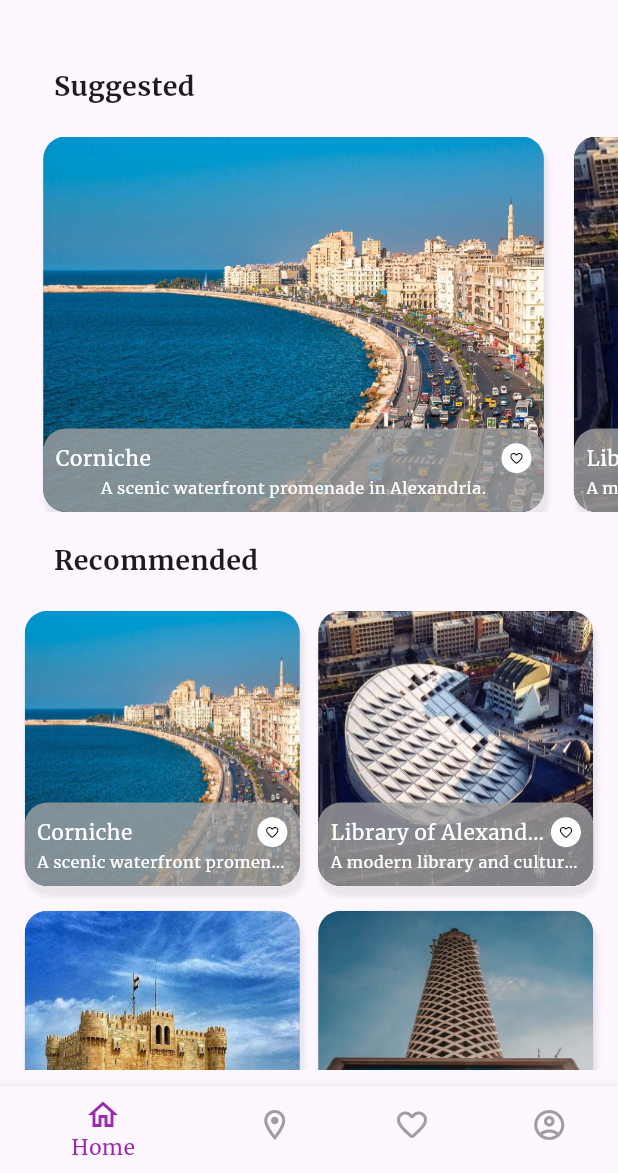
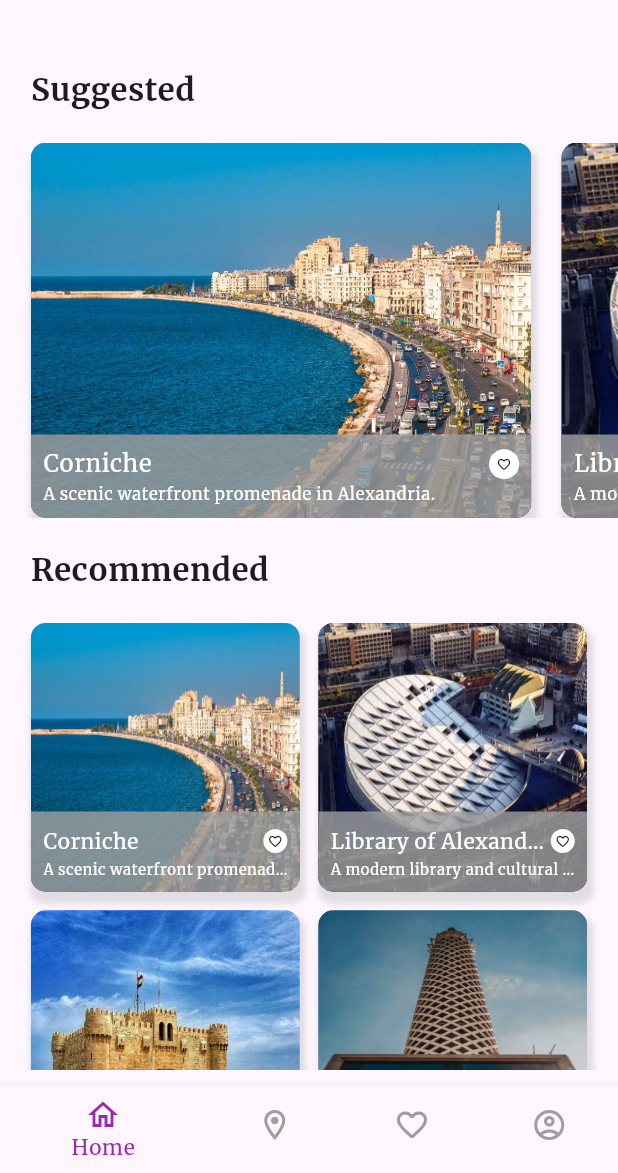
Before and after one commit to emadmoenes/Egypt-Tourist-Guide, a Flutter app: the HomeScreen screen opened by its route, on a phone screen of 412 x 824 dp, the part 63-1236 px from its top. Run offline on Flutter 3.47's test engine with Material 3 defaults, Android fonts, the phone set to English and light mode, and no system bars; our stand-ins replace easy_localization, flutter_bloc, shared_preferences; accounts and stored records are empty.

Commit message:
Edit in UI

```diff
--- a/lib/controllers/home_controller/home_cubit.dart
+++ b/lib/controllers/home_controller/home_cubit.dart
@@ -6,16 +6,15 @@ import 'package:flutter_bloc/flutter_bloc.dart';
 class HomeCubit extends Cubit<HomeStates> {
   HomeCubit() : super(HomeInitialState());
   int currentPageIndex = 0;
-  List<PlacesModel> get places => PLACES;
 
   void fetchHomeData() {
     emit(HomeLoadingState());
     emit(HomeSuccessState(data: PLACES));
   }
 
-  void togglingFavourite({required PlacesModel place,required bool isArabic}) {
+  void togglingFavourite({required PlacesModel place, required bool isArabic}) {
     final index = PLACES.indexWhere((p) => p.id == place.id);
-    if(isArabic){
+    if (isArabic) {
       ARABICPLACES[index].isFav = !ARABICPLACES[index].isFav;
       emit(HomeSuccessState(data: ARABICPLACES));
     }
@@ -24,4 +23,9 @@ class HomeCubit extends Cubit<HomeStates> {
       emit(HomeSuccessState(data: PLACES));
     }
   }
+
+  void changePageIndex(int index) {
+    currentPageIndex = index;
+    emit(BottomNavigationChangedState());
+  }
 }
--- a/lib/controllers/home_controller/home_states.dart
+++ b/lib/controllers/home_controller/home_states.dart
@@ -8,7 +8,10 @@ class HomeLoadingState extends HomeStates {}
 
 class HomeSuccessState extends HomeStates {
   final List<PlacesModel> data;
+
   HomeSuccessState({required this.data});
 }
 
 class HomeErrorState extends HomeStates {}
+
+class BottomNavigationChangedState extends HomeStates {}
--- a/lib/core/lang/ar.json
+++ b/lib/core/lang/ar.json
@@ -29,7 +29,7 @@
   "app_title": "دليل السياحة في مصر",
   "favorites_title": "المفضلة",
   "places_title": "الأماكن",
-  "settings_title": "الإعدادات",
+  "settings_title": "الملف الشخصي",
   "home": "الرئيسية",
   "liked": "المفضلة",
   "places": "معالم المحافظة",
--- a/lib/core/lang/en.json
+++ b/lib/core/lang/en.json
@@ -29,7 +29,7 @@
   "app_title": "Egypt Tourist Guide",
   "favorites_title": "Favourites",
   "places_title": "Places",
-  "settings_title": "Settings",
+  "settings_title": "Profile",
   "home": "Home",
   "liked": "Favourites",
   "places": "Governorates landmarks",
--- a/lib/main.dart
+++ b/lib/main.dart
@@ -38,7 +38,7 @@ class MyApp extends StatelessWidget {
         supportedLocales: context.supportedLocales,
         locale: context.locale,
         onGenerateRoute: onGenerateRoute,
-        home: const SignupScreen(),
+        home: const HomeScreen(),
       ),
     );
   }
--- a/lib/views/favorites/favorites_screen.dart
+++ b/lib/views/favorites/favorites_screen.dart
@@ -3,43 +3,37 @@ import 'package:flutter/material.dart';
 import 'package:egypt_tourist_guide/views/widgets/place_card.dart';
 import 'package:easy_localization/easy_localization.dart';
 
-class FavoritesScreen extends StatefulWidget {
+class FavoritesScreen extends StatelessWidget {
   const FavoritesScreen({super.key});
 
   @override
-  State<FavoritesScreen> createState() => _FavoritesScreenState();
-}
-
-class _FavoritesScreenState extends State<FavoritesScreen> {
-  @override
   Widget build(BuildContext context) {
-    final favoritePlaces =  context.locale.toString() == 'ar' ?
-        ARABICPLACES.where((place) => place.isFav).toList():
-        PLACES.where((place) => place.isFav).toList();
-
+    final favoritePlaces = context.locale.toString() == 'ar'
+        ? ARABICPLACES.where((place) => place.isFav).toList()
+        : PLACES.where((place) => place.isFav).toList();
+    double width = MediaQuery.sizeOf(context).width;
     return Scaffold(
       body: SafeArea(
         child: Column(
           mainAxisAlignment: MainAxisAlignment.center,
           children: [
-            if (favoritePlaces.isEmpty)
-              Center(
+            (favoritePlaces.isEmpty)
+                ? Center(
                     child: Text('no_favorites'.tr()),
                   )
-            else
-              Expanded(
+                : Expanded(
                     child: ListView.builder(
                       itemCount: favoritePlaces.length,
                       itemBuilder: (context, index) {
                         final place = favoritePlaces[index];
                         return Padding(
-                      padding: const EdgeInsets.all(8.0),
+                          padding: EdgeInsets.symmetric(
+                            horizontal: width * 0.05,
+                            vertical: width * 0.02,
+                          ),
                           child: PlaceCard(
                             place: place,
                             isWide: true,
-                        onFavoriteToggled: () {
-                          setState(() {});
-                        },
                           ),
                         );
                       },
--- a/lib/views/home/home_screen.dart
+++ b/lib/views/home/home_screen.dart
@@ -1,4 +1,5 @@
 import 'package:egypt_tourist_guide/controllers/home_controller/home_cubit.dart';
+import 'package:egypt_tourist_guide/controllers/home_controller/home_states.dart';
 import 'package:egypt_tourist_guide/models/screen_model.dart';
 import 'package:egypt_tourist_guide/views/favorites/favorites_screen.dart';
 import 'package:egypt_tourist_guide/views/governorates/governorates_screen.dart';
@@ -15,7 +16,7 @@ class HomeScreen extends StatefulWidget {
   // List of different screens using Screen Model
   static List<ScreenModel> get screens => [
         ScreenModel(title: 'app_title'.tr(), body: HomeScreenBody()),
-        ScreenModel(title: 'places_title'.tr(), body: GovernoratesScreen()),
+        ScreenModel(title: 'governorates'.tr(), body: GovernoratesScreen()),
         ScreenModel(title: 'favorites_title'.tr(), body: FavoritesScreen()),
         ScreenModel(title: 'settings_title'.tr(), body: ProfileScreen()),
       ];
@@ -25,20 +26,18 @@ class HomeScreen extends StatefulWidget {
 }
 
 class _HomeScreenState extends State<HomeScreen> {
-  settingState() {
-    setState(() {});
-  }
-
   @override
   Widget build(BuildContext context) {
     final HomeCubit homeCubit = BlocProvider.of<HomeCubit>(context);
     return Scaffold(
-        bottomNavigationBar: AppBottomNavigationBar(
-          settingState: settingState,
-        ),
+      bottomNavigationBar: AppBottomNavigationBar(),
       appBar: AppBar(
-          title: Text(
+          title: BlocBuilder<HomeCubit, HomeStates>(
+            builder: (context, state) {
+              return Text(
                 HomeScreen.screens[homeCubit.currentPageIndex].title,
+              );
+            },
           ),
           actions: [
             IconButton(
@@ -51,11 +50,16 @@ class _HomeScreenState extends State<HomeScreen> {
                 context.setLocale(newLocale);
               },
             ),
-            ]
-        ),
+          ]),
       body: SafeArea(
         minimum: EdgeInsets.symmetric(vertical: 11),
-            child: Container(
-                child: HomeScreen.screens[homeCubit.currentPageIndex].body)));
+        child: BlocBuilder<HomeCubit, HomeStates>(
+          builder: (context, state) {
+            return Container(
+                child: HomeScreen.screens[homeCubit.currentPageIndex].body);
+          },
+        ),
+      ),
+    );
   }
 }
--- a/lib/views/home/widgets/app_bottom_navigation_bar.dart
+++ b/lib/views/home/widgets/app_bottom_navigation_bar.dart
@@ -1,27 +1,22 @@
 import 'package:easy_localization/easy_localization.dart';
 import 'package:egypt_tourist_guide/controllers/home_controller/home_cubit.dart';
+import 'package:egypt_tourist_guide/controllers/home_controller/home_states.dart';
 import 'package:flutter/material.dart';
 import 'package:flutter_bloc/flutter_bloc.dart';
 import '../../../core/app_colors.dart';
 
-
-class AppBottomNavigationBar extends StatefulWidget {
-  final Function settingState;
-  const AppBottomNavigationBar({super.key, required this.settingState});
+class AppBottomNavigationBar extends StatelessWidget {
+  const AppBottomNavigationBar({super.key});
 
   @override
-  State<AppBottomNavigationBar> createState() => _AppBottomNavigationBarState();
-}
-
-class _AppBottomNavigationBarState extends State<AppBottomNavigationBar> {
-  @override
   Widget build(BuildContext context) {
+    return BlocBuilder<HomeCubit, HomeStates>(
+      builder: (context, state) {
         HomeCubit homeCubit = BlocProvider.of<HomeCubit>(context);
         return BottomNavigationBar(
           backgroundColor: AppColors.purple,
           onTap: (pageIndex) {
-        setState(() {homeCubit.currentPageIndex = pageIndex;});
-        widget.settingState();
+            homeCubit.changePageIndex(pageIndex);
           },
           currentIndex: homeCubit.currentPageIndex,
           selectedItemColor: AppColors.purple,
@@ -33,7 +28,7 @@ class _AppBottomNavigationBarState extends State<AppBottomNavigationBar> {
             ),
             BottomNavigationBarItem(
               icon: Icon(Icons.location_on_outlined),
-          label: 'places'.tr(),
+              label: 'governorates'.tr(),
             ),
             BottomNavigationBarItem(
               icon: Icon(Icons.favorite_outline_rounded),
@@ -41,9 +36,11 @@ class _AppBottomNavigationBarState extends State<AppBottomNavigationBar> {
             ),
             BottomNavigationBarItem(
               icon: Icon(Icons.account_circle_outlined),
-          label: 'settings'.tr(),
+              label: 'settings_title'.tr(),
             ),
           ],
         );
+      },
+    );
   }
 }
--- a/lib/views/home/widgets/home_screen_body.dart
+++ b/lib/views/home/widgets/home_screen_body.dart
@@ -9,7 +9,8 @@ class HomeScreenBody extends StatelessWidget {
 
   @override
   Widget build(BuildContext context) {
-    return Column(
+    return SingleChildScrollView(
+      child: Column(
         crossAxisAlignment: CrossAxisAlignment.start,
         children: [
           HomeSectionTitle(text: 'suggested_places'.tr()),
@@ -17,6 +18,7 @@ class HomeScreenBody extends StatelessWidget {
           HomeSectionTitle(text: 'recommended'.tr()),
           RecommendedPlacesSection(),
         ],
+      ),
     );
   }
 }
--- a/lib/views/home/widgets/home_section_title.dart
+++ b/lib/views/home/widgets/home_section_title.dart
@@ -2,20 +2,24 @@ import 'package:flutter/material.dart';
 
 class HomeSectionTitle extends StatelessWidget {
   final String text;
+
   const HomeSectionTitle({super.key, required this.text});
 
   @override
   Widget build(BuildContext context) {
     double width = MediaQuery.sizeOf(context).width;
-    double textFactor = width/415;
+    double textFactor = width / 415;
     return Padding(
       padding: EdgeInsets.symmetric(
         vertical: 20,
-        horizontal: width*0.087
+        horizontal: width * 0.05,
       ),
       child: Text(
         text,
-        style: TextStyle(fontSize: textFactor*18,fontWeight: FontWeight.w700),
+        style: TextStyle(
+          fontSize: textFactor * 21,
+          fontWeight: FontWeight.w700,
+        ),
       ),
     );
   }
--- a/lib/views/home/widgets/popular_places_list_view.dart
+++ b/lib/views/home/widgets/popular_places_list_view.dart
@@ -12,7 +12,7 @@ class PopularPlacesListView extends StatelessWidget {
     double width = MediaQuery.sizeOf(context).width;
     return ListView.separated(
       padding: EdgeInsets.symmetric(
-        horizontal: width * 0.07,
+        horizontal: width * 0.05,
       ),
       scrollDirection: Axis.horizontal,
       itemBuilder: (context, counter) => PlaceCard(
--- a/lib/views/home/widgets/popular_places_section.dart
+++ b/lib/views/home/widgets/popular_places_section.dart
@@ -21,16 +21,18 @@ class PopularPlacesSection extends StatelessWidget {
             return Center(
               child: Text('no_data'.tr()),
             );
-          } else {
-            return PopularPlacesListView(popularPlacesList: context.locale.toString() == 'ar' ? ARABICPLACES:PLACES);
           }
         } else if (state is HomeErrorState) {
           return AppErrorWidget();
-        } else {
+        } else if (state is HomeLoadingState) {
           return const Center(
             child: CircularProgressIndicator(),
           );
         }
+        return PopularPlacesListView(
+          popularPlacesList:
+              context.locale.toString() == 'ar' ? ARABICPLACES : PLACES,
+        );
       }),
     );
   }
--- a/lib/views/home/widgets/recommended_places_grid.dart
+++ b/lib/views/home/widgets/recommended_places_grid.dart
@@ -5,8 +5,11 @@ import 'package:flutter/material.dart';
 class RecommendedPlacesGrid extends StatelessWidget {
   final List<PlacesModel> recommendedPlaces;
 
-  const RecommendedPlacesGrid(
-      {super.key, required this.recommendedPlaces, this.isWide = false});
+  const RecommendedPlacesGrid({
+    super.key,
+    required this.recommendedPlaces,
+    this.isWide = false,
+  });
 
   final bool isWide;
 
@@ -14,13 +17,13 @@ class RecommendedPlacesGrid extends StatelessWidget {
   Widget build(BuildContext context) {
     double width = MediaQuery.sizeOf(context).width;
     return GridView.builder(
-      padding: EdgeInsets.symmetric(horizontal: width * 0.04),
+      padding: EdgeInsets.symmetric(horizontal: width * 0.05),
       shrinkWrap: true,
-
+      physics: NeverScrollableScrollPhysics(),
       gridDelegate: SliverGridDelegateWithFixedCrossAxisCount(
-          crossAxisCount: 2,
-          crossAxisSpacing: width * 0.03, //0.04
-          mainAxisSpacing: width * 0.04,
+        crossAxisCount: 2,
+        crossAxisSpacing: width * 0.03,
+        mainAxisSpacing: width * 0.03,
       ),
       itemBuilder: (context, counter) => PlaceCard(
         place: recommendedPlaces[counter],
--- a/lib/views/home/widgets/recommended_places_section.dart
+++ b/lib/views/home/widgets/recommended_places_section.dart
@@ -12,33 +12,24 @@ class RecommendedPlacesSection extends StatelessWidget {
 
   @override
   Widget build(BuildContext context) {
-    return Expanded(
-      child: Row(
-        mainAxisAlignment: MainAxisAlignment.center,
-        children: [
-          BlocBuilder<HomeCubit, HomeStates>(builder: (context, state) {
+    return BlocBuilder<HomeCubit, HomeStates>(builder: (context, state) {
       if (state is HomeSuccessState) {
         if (state.data.isEmpty) {
           return Center(
             child: Text('no_data'.tr()),
           );
-              } else {
-                return Expanded(
-                  child: RecommendedPlacesGrid(
-                    recommendedPlaces:  context.locale.toString() == 'ar' ? ARABICPLACES:PLACES,
-                  ),
-                );
         }
       } else if (state is HomeErrorState) {
         return AppErrorWidget();
-            } else {
+      } else if (state is HomeLoadingState) {
         return const Center(
           child: CircularProgressIndicator(),
         );
       }
-          }),
-        ],
-      ),
+      return RecommendedPlacesGrid(
+        recommendedPlaces:
+            context.locale.toString() == 'ar' ? ARABICPLACES : PLACES,
       );
+    });
   }
 }
--- /dev/null
+++ b/lib/views/widgets/favourite_icon.dart
@@ -0,0 +1,20 @@
+import 'package:egypt_tourist_guide/core/app_colors.dart';
+import 'package:flutter/material.dart';
+
+class FavouriteIcon extends StatelessWidget {
+  const FavouriteIcon({
+    super.key,
+    required this.isFav,
+  });
+
+  final bool isFav;
+
+  @override
+  Widget build(BuildContext context) {
+    return Icon(
+      isFav ? Icons.favorite_rounded : Icons.favorite_outline_rounded,
+      color: isFav ? AppColors.favoriteIconColor : AppColors.blackColor,
+      size: 10,
+    );
+  }
+}
--- a/lib/views/widgets/place_card.dart
+++ b/lib/views/widgets/place_card.dart
@@ -1,6 +1,8 @@
 import 'package:easy_localization/easy_localization.dart';
 import 'package:egypt_tourist_guide/controllers/home_controller/home_cubit.dart';
+import 'package:egypt_tourist_guide/controllers/home_controller/home_states.dart';
 import 'package:egypt_tourist_guide/models/place_model.dart';
+import 'package:egypt_tourist_guide/views/widgets/favourite_icon.dart';
 import 'package:flutter/material.dart';
 import 'package:flutter_bloc/flutter_bloc.dart';
 import '../../core/app_colors.dart';
@@ -9,50 +11,53 @@ class PlaceCard extends StatelessWidget {
   final PlacesModel place;
   final bool isWide;
 
-  final VoidCallback? onFavoriteToggled;
-
   const PlaceCard({
     super.key,
     required this.place,
     required this.isWide,
-    this.onFavoriteToggled,
   });
 
   @override
   Widget build(BuildContext context) {
     double width = MediaQuery.sizeOf(context).width;
     double textFactor = width / 415;
-    HomeCubit homeCubit = BlocProvider.of<HomeCubit>(context);
+    final homeCubit = context.read<HomeCubit>();
+    var isFav = place.isFav;
     return InkWell(
       child: Container(
-        width: isWide ? width * 0.81 : width * 0.42,
-        height: isWide ? width * 0.81 * 0.75 : width * 0.42,
+        width: isWide ? width * 0.81 : width * 0.25,
+        height: isWide ? width * 0.81 * 0.75 : width * 0.46,
         decoration: BoxDecoration(
-            borderRadius: BorderRadius.circular(15),
+          borderRadius: BorderRadius.circular(10.0),
           color: AppColors.containerColor,
           boxShadow: [
             BoxShadow(
-                color: AppColors.greyColor.withOpacity(0.2),
-                spreadRadius: 1,
-                blurRadius: 2,
+              color: AppColors.greyColor.withValues(alpha: 0.3),
+              spreadRadius: 2,
+              blurRadius: 3,
               offset: Offset(2, 6),
             ),
           ],
           image: DecorationImage(
-                image: AssetImage(place.image), fit: BoxFit.fill)),
+            image: AssetImage(place.image),
+            fit: BoxFit.fill,
+          ),
+        ),
         alignment: Alignment.bottomCenter,
-        child: Stack(
-          children: [
-            Container(
+        child: Container(
           width: double.infinity,
-              height: width * 0.135,
+          height: isWide ? width * 0.135 : width * 0.13,
           padding: EdgeInsets.all(width * 0.02),
+          alignment: Alignment.center,
           decoration: BoxDecoration(
-                borderRadius: BorderRadius.circular(15),
+            borderRadius: BorderRadius.only(
+              bottomRight: Radius.circular(10.0),
+              bottomLeft: Radius.circular(10.0),
+            ),
             color: AppColors.secGrey,
           ),
           child: Column(
-                crossAxisAlignment: CrossAxisAlignment.center,
+            crossAxisAlignment: CrossAxisAlignment.start,
             children: [
               Expanded(
                 child: Row(
@@ -62,34 +67,32 @@ class PlaceCard extends StatelessWidget {
                       child: Text(
                         place.name,
                         style: TextStyle(
-                                fontSize: textFactor * 14,
+                          fontSize: isWide ? textFactor * 16 : textFactor * 14,
                           color: AppColors.white,
-                                overflow: TextOverflow.ellipsis),
+                          overflow: TextOverflow.ellipsis,
+                          fontWeight: FontWeight.w500,
+                        ),
                         maxLines: 1,
                       ),
                     ),
                     /*------- Favourite icon -------*/
                     InkWell(
                       onTap: () {
-                            homeCubit.togglingFavourite(place: place,isArabic: context.locale.toString() == 'ar');
-                            onFavoriteToggled?.call();
+                        homeCubit.togglingFavourite(
+                            place: place,
+                            isArabic: context.locale.toString() == 'ar');
                       },
-                          child: CircleAvatar(
-
+                      child: BlocBuilder<HomeCubit, HomeStates>(
+                        builder: (context, state) {
+                          return CircleAvatar(
                             backgroundColor: AppColors.white,
-                              maxRadius: 10,
-                              child: place.isFav
-                                  ? Icon(
-                                      Icons.favorite_rounded,
-                                      color: AppColors.favoriteIconColor,
-                                      size: 10,
-                                    )
-                                  : Icon(
-                                      Icons.favorite_outline_rounded,
-                                      color: AppColors.blackColor,
-                                      size: 10,
-                                    )),
-
+                            maxRadius: isWide ? 10 : 8,
+                            child: FavouriteIcon(
+                              isFav: isFav,
+                            ),
+                          );
+                        },
+                      ),
                     )
                   ],
                 ),
@@ -97,16 +100,15 @@ class PlaceCard extends StatelessWidget {
               Text(
                 place.description,
                 style: TextStyle(
-                        fontSize: textFactor * 11,
+                  fontSize: isWide ? textFactor * 11.2 : textFactor * 10,
                   color: AppColors.white,
-                        overflow: TextOverflow.ellipsis),
+                  overflow: TextOverflow.ellipsis,
+                ),
                 maxLines: 1,
               )
             ],
           ),
         ),
-          ],
-        ),
       ),
     );
   }
```
Lines whose indentation alone changed are shown as unchanged.
